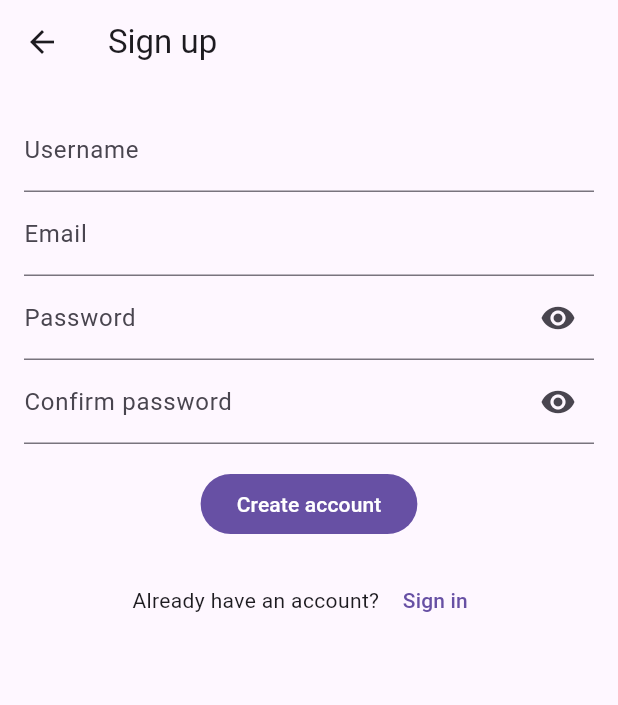
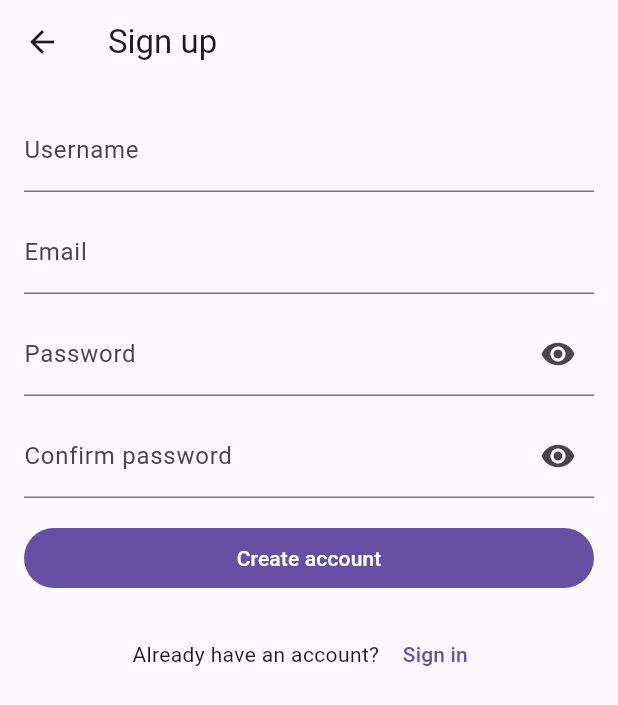
Before and after one commit to SyimykClone/startup_project, a Flutter app: the RegisterScreen screen opened by its route, after a tap on "Create account", after a tap on "Sign in", after a tap on "Sign up", on a phone screen of 412 x 824 dp. Shown: the top 705 px of the screen. Run offline on Flutter 3.47's test engine with Material 3 defaults, Android fonts, the phone set to English and light mode, and no system bars; our stand-ins replace dio, flutter_dotenv, geolocator, shared_preferences; missing offline and left inert: mapbox_maps_flutter; accounts and stored records are empty.

Commit message:
frontend: improve user authentication with Redis sessions

```diff
--- a/around/feature/frontend/lib/screens/auth/login_screen.dart
+++ b/around/feature/frontend/lib/screens/auth/login_screen.dart
@@ -14,8 +14,8 @@ class LoginScreen extends StatefulWidget {
 class _LoginScreenState extends State<LoginScreen> {
   final _formKey = GlobalKey<FormState>();
 
-  final _email = TextEditingController(text: "test@mail.com");
-  final _pass = TextEditingController(text: "123456");
+  final _email = TextEditingController();
+  final _pass = TextEditingController();
 
   bool _hide = true;
 
@@ -37,13 +37,16 @@ class _LoginScreenState extends State<LoginScreen> {
 
     final auth = context.read<AuthState>();
 
-    await auth.login(
+    final success = await auth.login(
       _email.text.trim().toLowerCase(),
       _pass.text.trim(),
     );
 
     if (!mounted) return;
-    Navigator.pushReplacementNamed(context, Routes.map);
+
+    if (success) {
+      Navigator.pushReplacementNamed(context, Routes.map);
+    }
   }
 
   @override
@@ -56,7 +59,7 @@ class _LoginScreenState extends State<LoginScreen> {
         padding: const EdgeInsets.all(16),
         child: Form(
           key: _formKey,
-          child: Column(
+          child: ListView(
             children: [
               TextFormField(
                 controller: _email,
@@ -70,6 +73,7 @@ class _LoginScreenState extends State<LoginScreen> {
                   return null;
                 },
               ),
+              const SizedBox(height: 12),
 
               TextFormField(
                 controller: _pass,
@@ -90,6 +94,15 @@ class _LoginScreenState extends State<LoginScreen> {
                 },
                 onFieldSubmitted: (_) => _submit(),
               ),
+
+              if (auth.error != null) ...[
+                const SizedBox(height: 12),
+                Text(
+                  auth.error!,
+                  style: const TextStyle(color: Colors.red),
+                  textAlign: TextAlign.center,
+                ),
+              ],
 
               const SizedBox(height: 16),
 
--- a/around/feature/frontend/lib/screens/auth/register_screen.dart
+++ b/around/feature/frontend/lib/screens/auth/register_screen.dart
@@ -42,14 +42,17 @@ class _RegisterScreenState extends State<RegisterScreen> {
 
     final auth = context.read<AuthState>();
 
-    await auth.register(
+    final success = await auth.register(
       _username.text.trim(),
       _email.text.trim().toLowerCase(),
       _pass.text.trim(),
     );
 
     if (!mounted) return;
-    Navigator.pushReplacementNamed(context, Routes.map);
+
+    if (success) {
+      Navigator.pushReplacementNamed(context, Routes.map);
+    }
   }
 
   @override
@@ -62,7 +65,7 @@ class _RegisterScreenState extends State<RegisterScreen> {
         padding: const EdgeInsets.all(16),
         child: Form(
           key: _formKey,
-          child: Column(
+          child: ListView(
             children: [
               TextFormField(
                 controller: _username,
@@ -76,6 +79,7 @@ class _RegisterScreenState extends State<RegisterScreen> {
                   return null;
                 },
               ),
+              const SizedBox(height: 12),
 
               TextFormField(
                 controller: _email,
@@ -89,6 +93,7 @@ class _RegisterScreenState extends State<RegisterScreen> {
                   return null;
                 },
               ),
+              const SizedBox(height: 12),
 
               TextFormField(
                 controller: _pass,
@@ -108,6 +113,7 @@ class _RegisterScreenState extends State<RegisterScreen> {
                   return null;
                 },
               ),
+              const SizedBox(height: 12),
 
               TextFormField(
                 controller: _pass2,
@@ -128,6 +134,15 @@ class _RegisterScreenState extends State<RegisterScreen> {
                 },
                 onFieldSubmitted: (_) => _submit(),
               ),
+
+              if (auth.error != null) ...[
+                const SizedBox(height: 12),
+                Text(
+                  auth.error!,
+                  style: const TextStyle(color: Colors.red),
+                  textAlign: TextAlign.center,
+                ),
+              ],
 
               const SizedBox(height: 16),
 
```
Also changed, not shown: around/feature/frontend/lib/state/auth_state.dart (+64 -8 lines).
